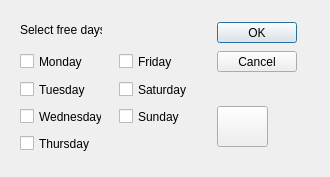
First picture: the form in Teeam/freedaysdialog.ui, repository lorenzo-arena/Teeam, before the edit.
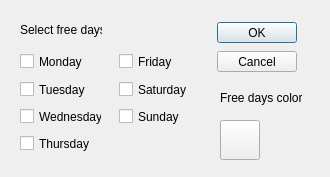
Second picture: the form after the edit.

Commit message: Fixed freeDays dialog color pushbutton

Patch:
```diff
--- a/Teeam/freedaysdialog.ui
+++ b/Teeam/freedaysdialog.ui
@@ -146,14 +146,33 @@
   <widget class="QPushButton" name="ButtonColor">
    <property name="geometry">
     <rect>
-     <x>217</x>
-     <y>106</y>
-     <width>51</width>
-     <height>41</height>
+     <x>220</x>
+     <y>120</y>
+     <width>40</width>
+     <height>40</height>
     </rect>
    </property>
    <property name="text">
     <string/>
+   </property>
+   <property name="iconSize">
+    <size>
+     <width>30</width>
+     <height>30</height>
+    </size>
+   </property>
+  </widget>
+  <widget class="QLabel" name="label_2">
+   <property name="geometry">
+    <rect>
+     <x>220</x>
+     <y>90</y>
+     <width>82</width>
+     <height>16</height>
+    </rect>
+   </property>
+   <property name="text">
+    <string>Free days color:</string>
    </property>
   </widget>
  </widget>
```
The commit also changes 1 other file.
